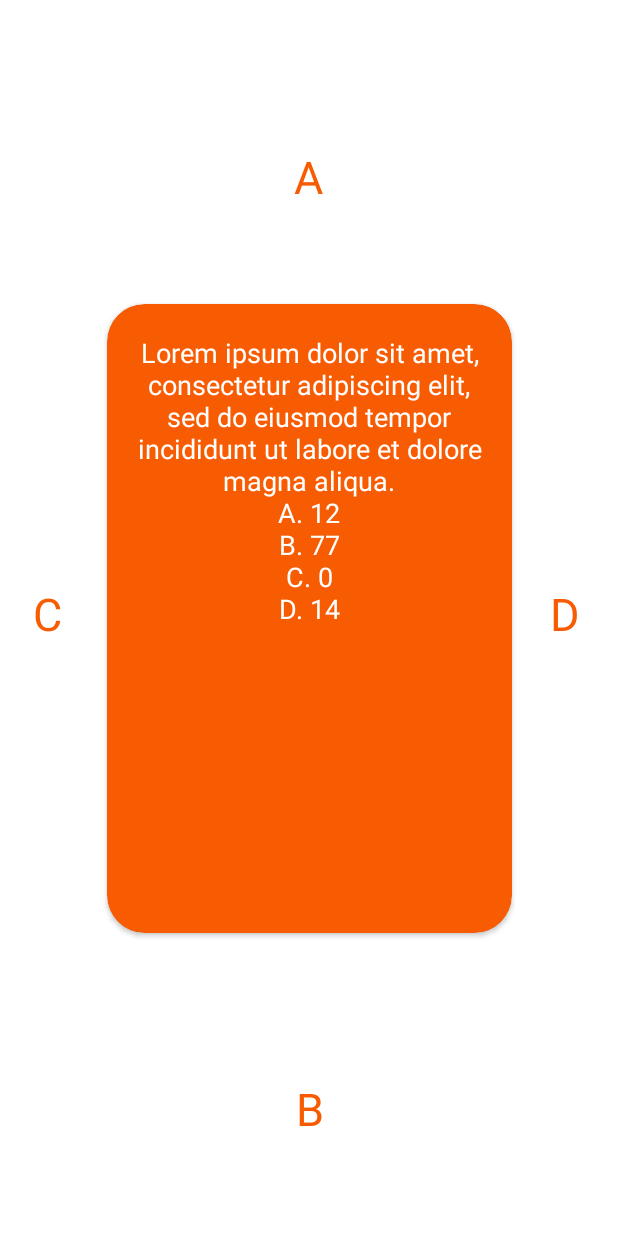
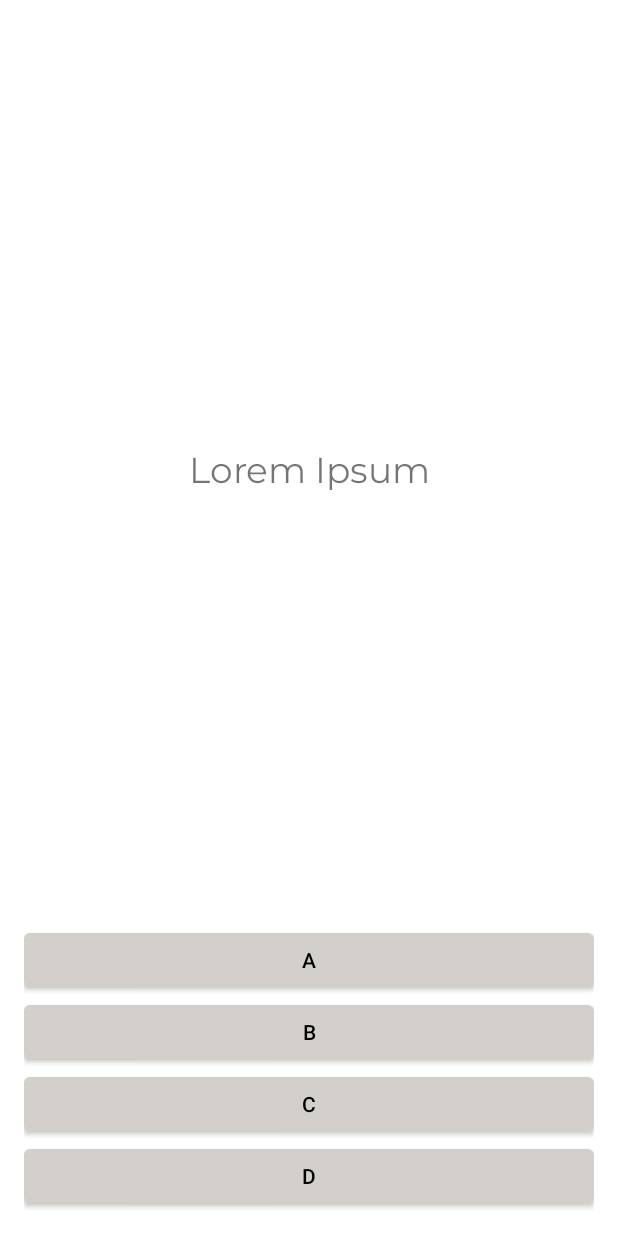
Before and after one commit to hardwin27/MobileProgrammingApp, an Android app: the layout activity_questioner.xml on its own in the app's theme, with its tools: preview values and no code run, on a phone screen of 412 x 824 dp. Run offline under Robolectric (Android 15) with nearby library versions, the phone set to English and light mode, and no system bars.

Commit message:
Redesign Questioner, add its functionality, and add QuestionManager

```diff
--- a/app/src/main/AndroidManifest.xml
+++ b/app/src/main/AndroidManifest.xml
@@ -11,14 +11,14 @@
         android:theme="@style/Theme.MobileProgrammingApp">
         <activity android:name=".Profile"></activity>
         <activity android:name=".Login" />
-        <activity android:name=".MainActivity">
+        <activity android:name=".Questioner">
             <intent-filter>
                 <action android:name="android.intent.action.MAIN" />
 
                 <category android:name="android.intent.category.LAUNCHER" />
             </intent-filter>
         </activity>
-        <activity android:name=".Questioner" />
+        <activity android:name=".MainActivity" />
         <activity android:name=".Dashboard" />
         <activity android:name=".SplashScreen"></activity>
 
--- a/app/src/main/res/layout/activity_questioner.xml
+++ b/app/src/main/res/layout/activity_questioner.xml
@@ -1,122 +1,61 @@
 <?xml version="1.0" encoding="utf-8"?>
-<androidx.constraintlayout.widget.ConstraintLayout xmlns:android="http://schemas.android.com/apk/res/android"
+<RelativeLayout xmlns:android="http://schemas.android.com/apk/res/android"
     xmlns:app="http://schemas.android.com/apk/res-auto"
     xmlns:tools="http://schemas.android.com/tools"
     android:layout_width="match_parent"
     android:layout_height="match_parent"
     android:background="#FFFFFF"
-    tools:context=".Questioner">
+    android:padding="16dp"
+    tools:context=".Questioner" >
 
     <TextView
-        android:id="@+id/textView5"
-        android:layout_width="56dp"
-        android:layout_height="56dp"
-        android:layout_margin="0dp"
-        android:layout_marginStart="8dp"
-        android:layout_marginTop="8dp"
-        android:layout_marginEnd="8dp"
-        android:layout_marginBottom="8dp"
-        android:padding="5dp"
+        android:id="@+id/questionText"
+        android:layout_width="match_parent"
+        android:layout_height="match_parent"
+        android:layout_above="@id/optionA"
+        android:layout_centerHorizontal="true"
+        android:gravity="center"
+        android:text="Lorem Ipsum"
+        android:textSize="24dp"
+        android:fontFamily="@font/montserrat"/>
+
+    <Button
+        android:id="@+id/optionA"
+        android:layout_width="match_parent"
+        android:layout_height="wrap_content"
+        android:layout_above="@id/optionB"
+        android:layout_centerHorizontal="true"
+        android:text="A"
+        android:textColor="@color/black"
+        app:backgroundTint="#d3d0cb" />
+
+    <Button
+        android:id="@+id/optionB"
+        android:layout_width="match_parent"
+        android:layout_height="wrap_content"
+        android:layout_above="@id/optionC"
+        android:layout_centerHorizontal="true"
         android:text="B"
-        android:textAlignment="center"
-        android:textColor="#F75C03"
-        android:textSize="30sp"
-        app:layout_constraintBottom_toBottomOf="parent"
-        app:layout_constraintEnd_toEndOf="parent"
-        app:layout_constraintHorizontal_bias="0.501"
-        app:layout_constraintStart_toStartOf="parent"
-        app:layout_constraintTop_toBottomOf="@+id/questionCard"
-        app:layout_constraintVertical_bias="0.627" />
+        android:textColor="@color/black"
+        app:backgroundTint="#d3d0cb" />
 
-    <TextView
-        android:id="@+id/textView3"
-        android:layout_width="56dp"
-        android:layout_height="56dp"
-        android:layout_margin="0dp"
-        android:layout_marginStart="8dp"
-        android:layout_marginTop="8dp"
-        android:layout_marginEnd="8dp"
-        android:layout_marginBottom="8dp"
-        android:padding="5dp"
-        android:text="A"
-        android:textAlignment="center"
-        android:textColor="#F75C03"
-        android:textSize="30sp"
-        app:layout_constraintBottom_toTopOf="@+id/questionCard"
-        app:layout_constraintEnd_toEndOf="parent"
-        app:layout_constraintHorizontal_bias="0.498"
-        app:layout_constraintStart_toStartOf="parent"
-        app:layout_constraintTop_toTopOf="parent"
-        app:layout_constraintVertical_bias="0.629" />
+    <Button
+        android:id="@+id/optionC"
+        android:layout_width="match_parent"
+        android:layout_height="wrap_content"
+        android:layout_above="@id/optionD"
+        android:layout_centerHorizontal="true"
+        android:text="C"
+        android:textColor="@color/black"
+        app:backgroundTint="#d3d0cb" />
 
-    <androidx.cardview.widget.CardView
-        android:id="@+id/questionCard"
-        android:layout_width="270dp"
-        android:layout_height="419dp"
-        android:layout_margin="0dp"
-        android:layout_marginStart="8dp"
-        android:layout_marginTop="8dp"
-        android:layout_marginEnd="8dp"
-        android:layout_marginBottom="8dp"
-        app:cardBackgroundColor="#F75C03"
-        app:cardCornerRadius="25dp"
-        app:layout_constraintBottom_toBottomOf="parent"
-        app:layout_constraintEnd_toEndOf="parent"
-        app:layout_constraintStart_toStartOf="parent"
-        app:layout_constraintTop_toTopOf="parent">
+    <Button
+        android:id="@+id/optionD"
+        android:layout_width="match_parent"
+        android:layout_height="wrap_content"
+        android:layout_alignParentBottom="true"
+        android:text="D"
+        android:textColor="@color/black"
+        app:backgroundTint="#d3d0cb" />
 
-        <TextView
-            android:id="@+id/question"
-            android:layout_width="match_parent"
-            android:layout_height="match_parent"
-            android:layout_margin="0dp"
-            android:background="#00FFFFFF"
-            android:padding="20dp"
-            android:text="Lorem ipsum dolor sit amet, consectetur adipiscing elit, sed do eiusmod tempor incididunt ut labore et dolore magna aliqua.\nA. 12\nB. 77\nC. 0\nD. 14"
-            android:textAlignment="center"
-            android:textColor="#FFFFFF"
-            android:textSize="18sp" />
-    </androidx.cardview.widget.CardView>
-
-    <TextView
-        android:id="@+id/textView2"
-        android:layout_width="56dp"
-        android:layout_height="56dp"
-        android:layout_margin="0dp"
-        android:layout_marginStart="8dp"
-        android:layout_marginTop="8dp"
-        android:layout_marginEnd="8dp"
-        android:layout_marginBottom="8dp"
-        android:padding="5dp"
-        android:text="C"
-        android:textAlignment="center"
-        android:textColor="#F75C03"
-        android:textSize="30sp"
-        app:layout_constraintBottom_toBottomOf="parent"
-        app:layout_constraintEnd_toStartOf="@+id/questionCard"
-        app:layout_constraintHorizontal_bias="0.23"
-        app:layout_constraintStart_toStartOf="parent"
-        app:layout_constraintTop_toTopOf="parent"
-        app:layout_constraintVertical_bias="0.499" />
-
-    <TextView
-        android:id="@+id/textView6"
-        android:layout_width="56dp"
-        android:layout_height="56dp"
-        android:layout_margin="0dp"
-        android:layout_marginStart="8dp"
-        android:layout_marginTop="8dp"
-        android:layout_marginEnd="8dp"
-        android:layout_marginBottom="8dp"
-        android:padding="5dp"
-        android:text="D"
-        android:textAlignment="center"
-        android:textColor="#F75C03"
-        android:textSize="30sp"
-        app:layout_constraintBottom_toBottomOf="parent"
-        app:layout_constraintEnd_toEndOf="parent"
-        app:layout_constraintStart_toEndOf="@+id/questionCard"
-        app:layout_constraintTop_toTopOf="parent"
-        app:layout_constraintVertical_bias="0.499" />
-
-</androidx.constraintlayout.widget.ConstraintLayout>
+</RelativeLayout>
```
Also changed, not shown: app/src/main/java/com/example/mobileprogrammingapp/QuestionManager.java (added, +39 -0 lines), app/src/main/java/com/example/mobileprogrammingapp/Questioner.java (+65 -0 lines).
